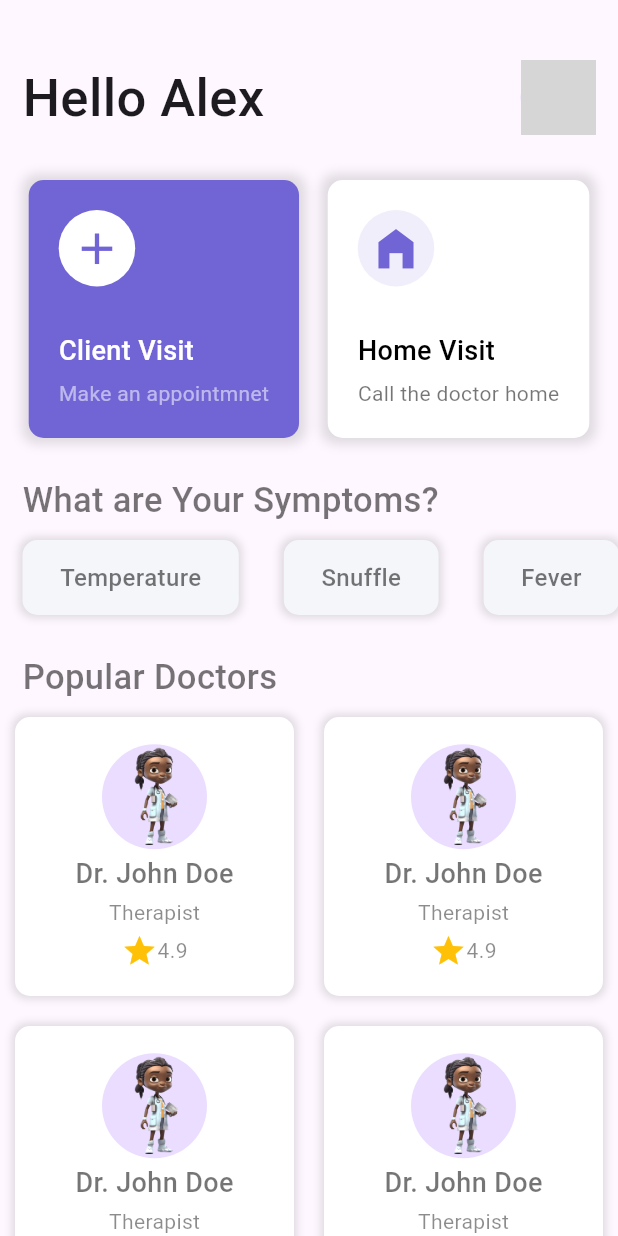
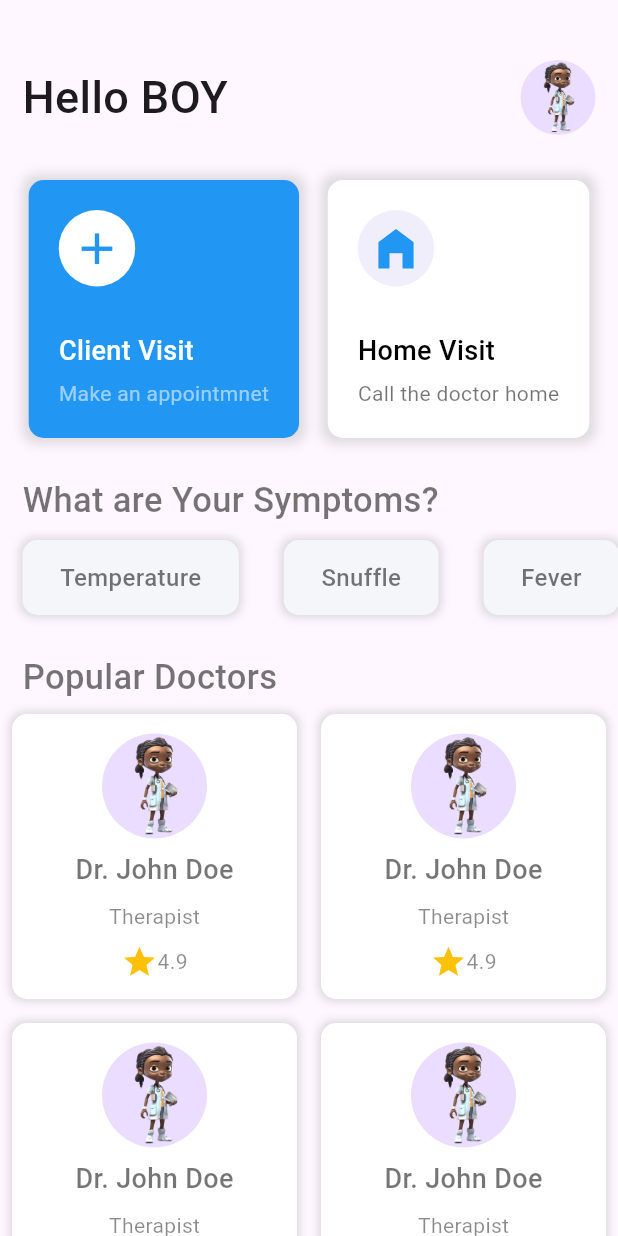
Before and after one commit to yatunyi15075/codeHeal_Test, a Flutter app: the HomePage screen opened directly, after a tap on "Doctor's Appointment", on a phone screen of 412 x 824 dp. Run offline on Flutter 3.47's test engine with Material 3 defaults, Android fonts, the phone set to English and light mode, and no system bars; grey boxes are pictures that could not be loaded.

Commit message:
making changes to the appointmnet_screen

```diff
--- a/lib/screens/appointment_screen.dart
+++ b/lib/screens/appointment_screen.dart
@@ -1,6 +1,5 @@
 import 'package:flutter/material.dart';
 import 'package:flutter/cupertino.dart';
-
 
 class AppointmentScreen extends StatelessWidget {
   List imgs = [
@@ -328,7 +327,7 @@ class AppointmentScreen extends StatelessWidget {
               onTap: () {},
               child: Container(
                 width: MediaQuery.of(context).size.width,
-                padding: EdgeInsets.symmetric(vertical: 18),
+                padding: EdgeInsets.symmetric(vertical: 12),
                 decoration: BoxDecoration(
                   color: Color(0xFF7165D6),
                   borderRadius: BorderRadius.circular(10),
--- a/lib/screens/doctors_list.dart
+++ b/lib/screens/doctors_list.dart
@@ -25,16 +25,16 @@ class DoctorList extends StatelessWidget {
                 mainAxisAlignment: MainAxisAlignment.spaceBetween,
                 children: [
                   Text(
-                    "Hello Alex",
+                    "Hello BOY",
                     style: TextStyle(
-                      fontSize: 35,
+                      fontSize: 30,
                       fontWeight: FontWeight.w500,
                     ),
                   ),
                   CircleAvatar(
                     radius: 25,
                     backgroundImage: AssetImage(
-                      "img2.png",
+                      "assets/img2.png",
                     ),
                   ),
                 ],
@@ -49,7 +49,7 @@ class DoctorList extends StatelessWidget {
                   child: Container(
                     padding: EdgeInsets.all(20),
                     decoration: BoxDecoration(
-                      color: Color(0xFF7165d6),
+                      color: Colors.blue,
                       borderRadius: BorderRadius.circular(10),
                       boxShadow: [
                         BoxShadow(
@@ -70,7 +70,7 @@ class DoctorList extends StatelessWidget {
                           ),
                           child: Icon(
                             Icons.add,
-                            color: Color(0xFF7165D6),
+                            color: Colors.blue,
                             size: 35,
                           ),
                         ),
@@ -120,7 +120,7 @@ class DoctorList extends StatelessWidget {
                           ),
                           child: Icon(
                             Icons.home_filled,
-                            color: Color(0xFF7165D6),
+                            color: Colors.blue,
                             size: 35,
                           ),
                         ),
@@ -223,8 +223,8 @@ class DoctorList extends StatelessWidget {
                     );
                   },
                   child: Container(
-                    margin: EdgeInsets.all(10),
-                    padding: EdgeInsets.symmetric(vertical: 15),
+                    margin: EdgeInsets.all(8),
+                    padding: EdgeInsets.symmetric(vertical: 5),
                     decoration: BoxDecoration(
                       color: Colors.white,
                       borderRadius: BorderRadius.circular(10),
```
